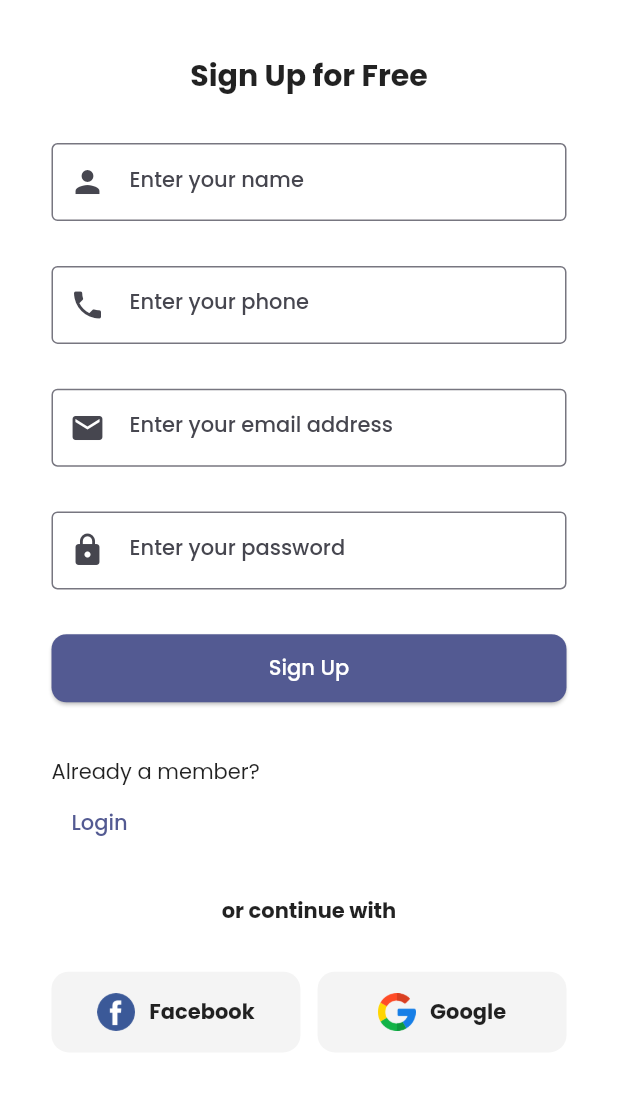
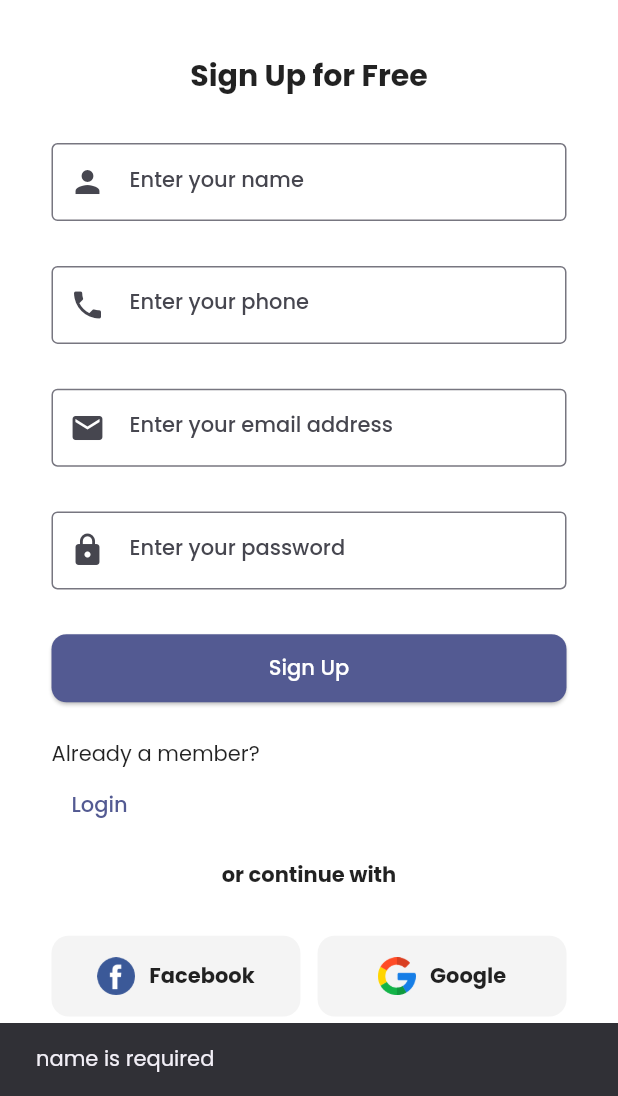
Before and after one commit to roufy235/Eventry, a Flutter app: the RegistrationScreen screen opened by its route, after a tap on "Sign Up", on a phone screen of 412 x 824 dp, the part 140-1236 px from its top. Run offline on Flutter 3.47's test engine with Material 2 defaults, Android fonts, the phone set to English and light mode, and no system bars; drawn by our look-alikes of dynamic_color; our stand-ins replace cloud_firestore, firebase_auth, firebase_core, flutter_riverpod, flutter_screenutil, flutter_svg and 5 more; accounts and stored records are empty.

Commit message:
feat: registration screen implmented

```diff
--- a/lib/router/app_router.dart
+++ b/lib/router/app_router.dart
@@ -4,6 +4,7 @@ import 'package:eventry/screens/home/home_screen.dart';
 import 'package:eventry/screens/interest/interest_screen.dart';
 import 'package:eventry/screens/login/login_screen.dart';
 import 'package:eventry/screens/onboard/onboarding_screen.dart';
+import 'package:eventry/screens/register/account_created_screen.dart';
 import 'package:eventry/screens/register/registration_screen.dart';
 import 'package:eventry/utils/myFunctions.dart';
 import 'package:firebase_auth/firebase_auth.dart';
@@ -32,6 +33,13 @@ class AppRouter {
           path: '/${AppScreens.register.toPath}',
           name: AppScreens.register.toName,
           builder: (BuildContext context, GoRouterState state) => const RegistrationScreen(),
+          routes: [
+            GoRoute(
+              path: AppScreens.registerDone.toPath,
+              name: AppScreens.registerDone.toName,
+              builder: (BuildContext context, GoRouterState state) => const AccountCreatedScreen(),
+            )
+          ]
         ),
         GoRoute(
             path: '/${AppScreens.home.toPath}',
@@ -62,7 +70,11 @@ class AppRouter {
         final isGoingRegisterLocation = state.subloc == registerLocation.replaceAll('?', '');
 
         // interest screen
-        final interestLocation = state.namedLocation(AppScreens.interest.toPath);
+        //final interestLocation = state.namedLocation(AppScreens.interest.toPath);
+        //final isGoingInterestLocation = state.subloc == interestLocation.replaceAll('?', '');
+
+        // registration completed screen
+        final registrationCompletedLocation = state.namedLocation(AppScreens.registerDone.toPath);
         //final isGoingInterestLocation = state.subloc == interestLocation.replaceAll('?', '');
 
         User? currentUser = FirebaseAuth.instance.currentUser;
@@ -74,7 +86,7 @@ class AppRouter {
           }
 
           if (isGoingRegisterLocation) {
-            return interestLocation;
+            return registrationCompletedLocation;
           }
         }
 
--- a/lib/router/app_screens.dart
+++ b/lib/router/app_screens.dart
@@ -4,4 +4,5 @@ enum AppScreens {
   onboarding,
   login,
   register,
+  registerDone,
 }
--- a/lib/router/app_screens_ext.dart
+++ b/lib/router/app_screens_ext.dart
@@ -8,6 +8,7 @@ extension AppScreensExtension on AppScreens {
       case AppScreens.login: return 'login';
       case AppScreens.register: return 'register';
       case AppScreens.interest: return 'interest';
+      case AppScreens.registerDone: return 'registerDone';
     }
   }
 
@@ -18,6 +19,7 @@ extension AppScreensExtension on AppScreens {
       case AppScreens.login: return 'login';
       case AppScreens.register: return 'register';
       case AppScreens.interest: return 'interest';
+      case AppScreens.registerDone: return 'registerDone';
     }
   }
 }
--- a/lib/screens/login/login_screen.dart
+++ b/lib/screens/login/login_screen.dart
@@ -101,7 +101,7 @@ class _LoginScreenState extends State<LoginScreen> {
                   builder: (BuildContext ctx, WidgetRef ref, Widget? child) {
                     int isLoginBtnLoading = ref.watch(_isLoginBtnLoadingProvider.state).state;
                     return BtnElevated(
-                        isLoading: isLoginBtnLoading == 1 ? true : false,
+                        isLoading: isLoginBtnLoading == 1,
                         child: const Text('Sign In'),
                         onPressed: () async {
                           String email = _emailController.text;
--- a/lib/screens/register/registration_screen.dart
+++ b/lib/screens/register/registration_screen.dart
@@ -1,14 +1,65 @@
+import 'package:eventry/resource/auth_methods.dart';
 import 'package:eventry/router/app_screens.dart';
 import 'package:eventry/router/app_screens_ext.dart';
 import 'package:eventry/utils/myFunctions.dart';
 import 'package:eventry/widgets/btn_elevated.dart';
 import 'package:flutter/material.dart';
+import 'package:flutter_riverpod/flutter_riverpod.dart';
 import 'package:flutter_screenutil/flutter_screenutil.dart';
 import 'package:flutter_svg/flutter_svg.dart';
 import 'package:go_router/go_router.dart';
 
-class RegistrationScreen extends StatelessWidget {
+class RegistrationScreen extends StatefulWidget {
   const RegistrationScreen({Key? key}) : super(key: key);
+
+  @override
+  State<RegistrationScreen> createState() => _RegistrationScreenState();
+}
+
+class _RegistrationScreenState extends State<RegistrationScreen> {
+
+  final TextEditingController _nameController = TextEditingController();
+  final TextEditingController _phoneController = TextEditingController();
+  final TextEditingController _emailController = TextEditingController();
+  final TextEditingController _passwordController = TextEditingController();
+
+  final StateProvider _isLoadingProvider = StateProvider<int>((ref) => 0);
+
+  @override
+  void dispose() {
+    super.dispose();
+    _emailController.dispose();
+    _nameController.dispose();
+    _phoneController.dispose();
+    _passwordController.dispose();
+  }
+
+  void createAccountFunc(WidgetRef ref) async {
+    String name = _nameController.text;
+    String phone = _phoneController.text;
+    String email = _emailController.text;
+    String password = _passwordController.text;
+    if (validateString(context, 'name is required', name)) {
+      if (validateString(context, 'phone is required', phone)) {
+        if (validateString(context, 'email is required', email)) {
+          if (validateString(context, 'password is required', password)) {
+            ref.read(_isLoadingProvider.notifier).state = 1;
+            String response = await AuthMethods().createAccount(
+                phone: phone,
+                email: email,
+                password: password,
+                name: name
+            );
+            if (response != 'success') {
+              ref.read(_isLoadingProvider.notifier).state = 0;
+              if (!mounted) return;
+              customSnackBar(context, response);
+            }
+          }
+        }
+      }
+    }
+  }
 
   @override
   Widget build(BuildContext context) {
@@ -42,9 +93,10 @@ class RegistrationScreen extends StatelessWidget {
                   ),
                 ),
                 SizedBox(height: 25.h),
-                const TextField(
+                TextField(
+                  controller: _nameController,
                   keyboardType: TextInputType.text,
-                  decoration: InputDecoration(
+                  decoration: const InputDecoration(
                     border: OutlineInputBorder(),
                     labelText: 'Enter your name',
                     //errorText: errorTextPassword,
@@ -53,9 +105,10 @@ class RegistrationScreen extends StatelessWidget {
                   ),
                 ),
                 SizedBox(height: 25.h),
-                const TextField(
+                TextField(
+                  controller: _phoneController,
                   keyboardType: TextInputType.phone,
-                  decoration: InputDecoration(
+                  decoration: const InputDecoration(
                     border: OutlineInputBorder(),
                     labelText: 'Enter your phone',
                     //errorText: errorTextPassword,
@@ -64,9 +117,10 @@ class RegistrationScreen extends StatelessWidget {
                   ),
                 ),
                 SizedBox(height: 25.h),
-                const TextField(
+                TextField(
+                  controller: _emailController,
                   keyboardType: TextInputType.emailAddress,
-                  decoration: InputDecoration(
+                  decoration: const InputDecoration(
                     border: OutlineInputBorder(),
                     labelText: 'Enter your email address',
                     //errorText: errorTextPassword,
@@ -75,10 +129,11 @@ class RegistrationScreen extends StatelessWidget {
                   ),
                 ),
                 SizedBox(height: 25.h),
-                const TextField(
+                TextField(
+                  controller: _passwordController,
                   keyboardType: TextInputType.text,
                   obscureText: true,
-                  decoration: InputDecoration(
+                  decoration: const InputDecoration(
                     border: OutlineInputBorder(),
                     labelText: 'Enter your password',
                     //errorText: errorTextPassword,
@@ -87,11 +142,18 @@ class RegistrationScreen extends StatelessWidget {
                   ),
                 ),
                 SizedBox(height: 25.h),
-                BtnElevated(
-                    child: const Text('Sign Up'),
-                    onPressed: () {}
+                Consumer(
+                  builder: (BuildContext ctx, WidgetRef ref, Widget? child) {
+                    int value = ref.watch(_isLoadingProvider.state).state;
+                    return BtnElevated(
+                      onPressed: () => createAccountFunc(ref),
+                      isLoading: value == 1,
+                      child: const Text('Sign Up'),
+
+                    );
+                  }
                 ),
-                SizedBox(height: 30.h),
+                SizedBox(height: 20.h),
                 const Text("Already a member?"),
                 TextButton(
                     onPressed: () {
@@ -99,7 +161,7 @@ class RegistrationScreen extends StatelessWidget {
                     },
                     child: const Text('Login')
                 ),
-                SizedBox(height: 20.h),
+                SizedBox(height: 10.h),
                 Center(
                   child: Text('or continue with',
                     textAlign: TextAlign.center,
```
Also changed, not shown: lib/resource/auth_methods.dart (+4 -3 lines), lib/screens/register/account_created_screen.dart (added, +58 -0 lines), assets/images/success.svg (added).
